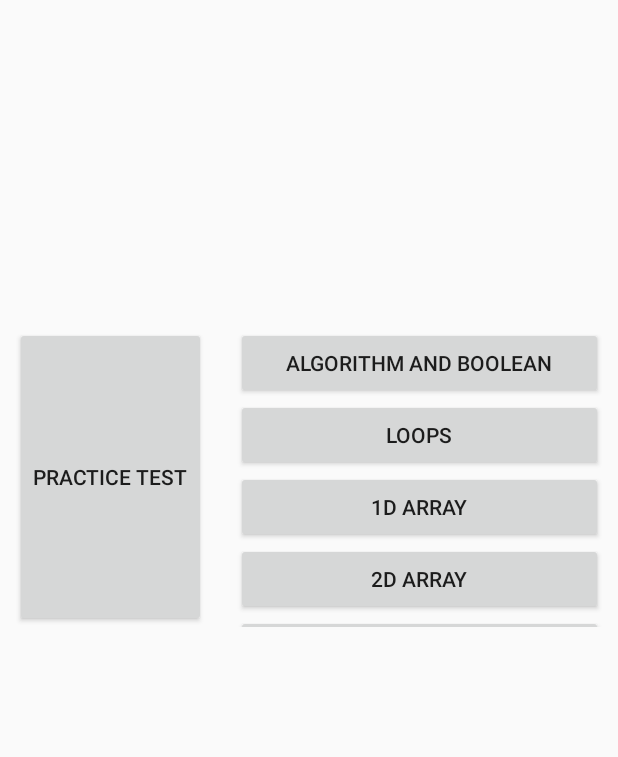
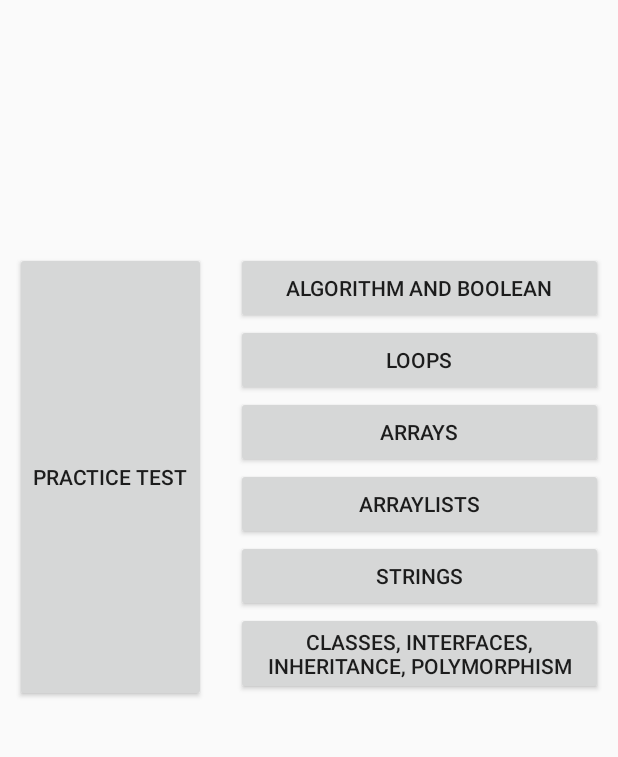
Before and after one commit to mgningueASC4/Midyear-Android-App-Dev-Project, an Android app: the screen it shows after launch (MainActivity), on a phone screen of 412 x 824 dp, the part 141-898 px from its top. Run offline under Robolectric (Android 15) with nearby library versions, the phone set to English and light mode, and no system bars.

Commit message:
1st period modifications
We got some more breaaaaddd!!!

```diff
--- a/APCSQuiz/APCSQuiz/app/src/main/java/com/example/imtia/apcsquiz/Main2Activity.kt
+++ b/APCSQuiz/APCSQuiz/app/src/main/java/com/example/imtia/apcsquiz/Main2Activity.kt
@@ -11,7 +11,7 @@ import android.util.Log
 
 
 class Main2Activity : AppCompatActivity(), questionsFrag.OnFragmentInteractionListener {
-    val TAG: String = "Main2Activity"
+    private val TAG: String = "Main2Activity"
     lateinit var questionFragment: questionsFrag
 
     override fun onCreate(savedInstanceState: Bundle?) {
--- a/APCSQuiz/APCSQuiz/app/src/main/java/com/example/imtia/apcsquiz/MainActivity.kt
+++ b/APCSQuiz/APCSQuiz/app/src/main/java/com/example/imtia/apcsquiz/MainActivity.kt
@@ -10,6 +10,7 @@ import kotlinx.android.synthetic.main.activity_main.*
 
 class MainActivity : AppCompatActivity() {
     lateinit var testButton: Button
+    lateinit var
 
 
     override fun onCreate(savedInstanceState: Bundle?) {
--- a/APCSQuiz/APCSQuiz/app/src/main/res/layout/activity_main.xml
+++ b/APCSQuiz/APCSQuiz/app/src/main/res/layout/activity_main.xml
@@ -30,14 +30,14 @@
         <Button
             android:id="@+id/TestButton"
             android:layout_width="wrap_content"
-            android:layout_height="200dp"
+            android:layout_height="300dp"
             android:layout_centerHorizontal="true"
             android:text="PRACTICE TEST" />
 
         <ScrollView
             android:id="@+id/buttonScrollView"
             android:layout_width="wrap_content"
-            android:layout_height="200dp"
+            android:layout_height="300dp"
             android:layout_centerVertical="true"
             android:layout_toRightOf="@id/TestButton"
             android:layout_centerHorizontal="true"
@@ -55,7 +55,7 @@
                     android:layout_width="match_parent"
                     android:layout_height="wrap_content"
                     android:text="Algorithm and Boolean"
-                    android:onClick="menuBtnAction"
+
                     />
 
                 <Button
@@ -63,133 +63,61 @@
                     android:layout_width="match_parent"
                     android:layout_height="wrap_content"
                     android:text="Loops"
-                    android:onClick="menuBtnAction"
+
                     />
                 <Button
-                    android:id="@+id/array1D"
+                    android:id="@+id/arrays"
                     android:layout_width="match_parent"
                     android:layout_height="wrap_content"
-                    android:text="1D Array"
-                    android:onClick="menuBtnAction"
+                    android:text="Arrays"
+
                     />
+
                 <Button
-                    android:id="@+id/array2D"
+                    android:id="@+id/arraylists"
                     android:layout_width="match_parent"
                     android:layout_height="wrap_content"
-                    android:text="2D Array"
-                    android:onClick="menuBtnAction"
-                    />
-                <Button
-                    android:id="@+id/array_linked_list"
-                    android:layout_width="match_parent"
-                    android:layout_height="wrap_content"
-                    android:text="Arraylist and Linked List"
-                    android:onClick="menuBtnAction"
-                    />
-                <Button
-                    android:id="@+id/iterators"
-                    android:layout_width="match_parent"
-                    android:layout_height="wrap_content"
-                    android:text="Iterators"
-                    android:onClick="menuBtnAction"
+                    android:text="Arraylists"
+
                     />
                 <Button
                     android:id="@+id/strings"
                     android:layout_width="match_parent"
                     android:layout_height="wrap_content"
                     android:text="Strings"
-                    android:onClick="menuBtnAction"
                     />
                 <Button
                     android:id="@+id/class_interface_inheritance_polymorphism"
                     android:layout_width="match_parent"
                     android:layout_height="wrap_content"
                     android:text="Classes, Interfaces, Inheritance, Polymorphism"
-                    android:onClick="menuBtnAction"
+
                     />
                 <Button
                     android:id="@+id/fields_methods_prameter"
                     android:layout_width="match_parent"
                     android:layout_height="wrap_content"
                     android:text="Fields, Methods and Parameter Passing"
-                    android:onClick="menuBtnAction"
+
                     />
                 <Button
                     android:id="@+id/recursion"
                     android:layout_width="match_parent"
                     android:layout_height="wrap_content"
                     android:text="Recursion"
-                    android:onClick="menuBtnAction"
                     />
                 <Button
                     android:id="@+id/algorithms_and_big_o"
                     android:layout_width="match_parent"
                     android:layout_height="wrap_content"
                     android:text="Algorithms and Big O"
-                    android:onClick="menuBtnAction"
+
                     />
                 <Button
-                    android:id="@+id/comparable_and_comparator"
+                    android:id="@+id/searchSort"
                     android:layout_width="match_parent"
                     android:layout_height="wrap_content"
-                    android:text="Comparable and Comparator"
-                    android:onClick="menuBtnAction"
-                    />
-                <Button
-                    android:id="@+id/binary_search"
-                    android:layout_width="match_parent"
-                    android:layout_height="wrap_content"
-                    android:text="Binary Search"
-                    android:onClick="menuBtnAction"
-                    />
-                <Button
-                    android:id="@+id/sorting"
-                    android:layout_width="match_parent"
-                    android:layout_height="wrap_content"
-                    android:text="Sorting"
-                    android:onClick="menuBtnAction"
-                    />
-                <Button
-                    android:id="@+id/listNode"
-                    android:layout_width="match_parent"
-                    android:layout_height="wrap_content"
-                    android:text="Linked List Using List Node"
-                    android:onClick="menuBtnAction"
-                    />
-                <Button
-                    android:id="@+id/stacks_and_ques"
-                    android:layout_width="match_parent"
-                    android:layout_height="wrap_content"
-                    android:text="Stacks and Ques"
-                    android:onClick="menuBtnAction"
-                    />
-                <Button
-                    android:id="@+id/seta_and_maps"
-                    android:layout_width="match_parent"
-                    android:layout_height="wrap_content"
-                    android:text="Sets and Maps"
-                    android:onClick="menuBtnAction"
-                    />
-                <Button
-                    android:id="@+id/treeNode"
-                    android:layout_width="match_parent"
-                    android:layout_height="wrap_content"
-                    android:text="Trees using TreeNode"
-                    android:onClick="menuBtnAction"
-                    />
-                <Button
-                    android:id="@+id/heaps"
-                    android:layout_width="match_parent"
-                    android:layout_height="wrap_content"
-                    android:text="Heaps"
-                    android:onClick="menuBtnAction"
-                    />
-                <Button
-                    android:id="@+id/puzzles"
-                    android:layout_width="match_parent"
-                    android:layout_height="wrap_content"
-                    android:text="Puzzles"
-                    android:onClick="menuBtnAction"
+                    android:text="Searching and Sorting"
                     />
             </LinearLayout>
 
```
Also changed, not shown: APCSQuiz/APCSQuiz/app/src/main/java/com/example/imtia/apcsquiz/DBHandlers/DBHelper.kt (+118 -11 lines), APCSQuiz/APCSQuiz/app/src/main/java/com/example/imtia/apcsquiz/QuestionObject.kt (+6 -2 lines), APCSQuiz/APCSQuiz/app/src/main/java/com/example/imtia/apcsquiz/questionsFrag.kt (+24 -16 lines), APCSQuiz/APCSQuiz/app/src/main/res/drawable/choicebg.jpg (deleted), 1 other file.
